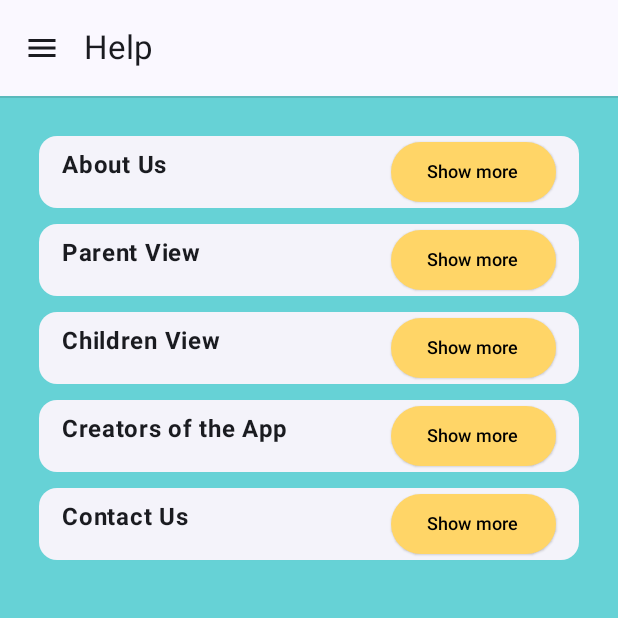
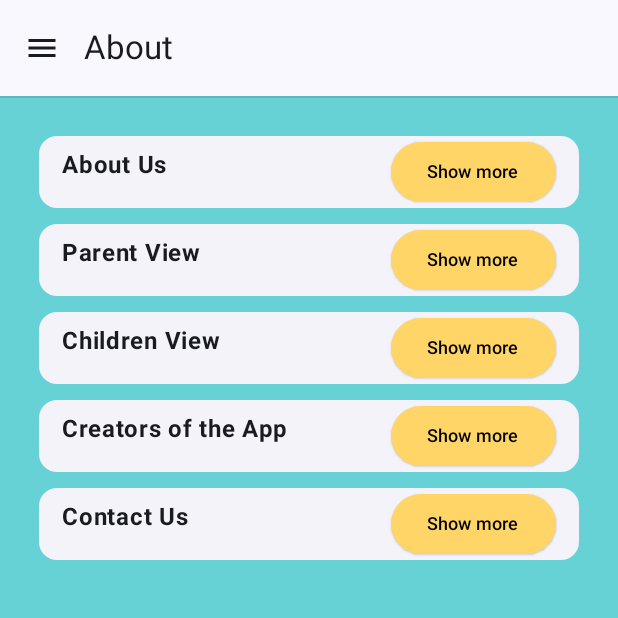
Before and after one commit to YSPlop/COMP90018_Ass2, an Android app built with Jetpack Compose: the AboutScreen screen opened through its navigation route, on a phone screen of 412 x 824 dp, the top half of it. Run offline under Robolectric (Android 15) with nearby library versions, the phone set to English and light mode, and no system bars; our stand-ins replace Firebase (no records; nobody signed in at launch, a user with empty details on screens opened directly).

Commit message:
Changing title to the correct title

```diff
--- a/app/src/main/java/com/example/safecircle/ui/screen/AboutScreen.kt
+++ b/app/src/main/java/com/example/safecircle/ui/screen/AboutScreen.kt
@@ -65,7 +65,7 @@ fun AboutScreen(navController: NavHostController) {
                 .fillMaxSize()
                 .background(color = CyanSecondary)
         ) {
-            AppTopBar(drawerState, "Help")
+            AppTopBar(drawerState, "About")
             Column(
                 horizontalAlignment = Alignment.CenterHorizontally,
                 modifier = Modifier
```
